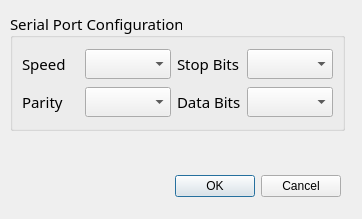
This is serialconfig.ui in rcetin/pipo as Qt 5 draws it before an edit. The edited form follows.
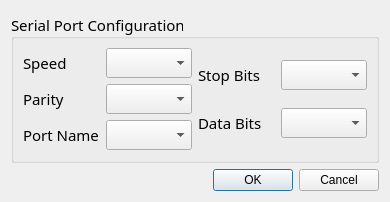
This is the edited form.

Commit message: serial port info is get before opening config window

```diff
--- a/serialconfig.ui
+++ b/serialconfig.ui
@@ -6,22 +6,16 @@
    <rect>
     <x>0</x>
     <y>0</y>
-    <width>362</width>
-    <height>219</height>
+    <width>390</width>
+    <height>202</height>
    </rect>
   </property>
   <property name="windowTitle">
    <string>Configuration</string>
   </property>
+  <layout class="QGridLayout" name="gridLayout">
+   <item row="1" column="0">
   <widget class="QDialogButtonBox" name="buttonBox">
-   <property name="geometry">
-    <rect>
-     <x>10</x>
-     <y>170</y>
-     <width>331</width>
-     <height>32</height>
-    </rect>
-   </property>
    <property name="orientation">
     <enum>Qt::Horizontal</enum>
    </property>
@@ -29,15 +23,9 @@
     <set>QDialogButtonBox::Cancel|QDialogButtonBox::Ok</set>
    </property>
   </widget>
+   </item>
+   <item row="0" column="0">
   <widget class="QGroupBox" name="groupBox">
-   <property name="geometry">
-    <rect>
-     <x>10</x>
-     <y>10</y>
-     <width>335</width>
-     <height>121</height>
-    </rect>
-   </property>
    <property name="font">
     <font>
      <family>Ubuntu Mono</family>
@@ -50,9 +38,9 @@
    <property name="alignment">
     <set>Qt::AlignBottom|Qt::AlignLeading|Qt::AlignLeft</set>
    </property>
-   <layout class="QHBoxLayout" name="horizontalLayout_5">
-    <item>
-     <layout class="QVBoxLayout" name="verticalLayout_2">
+     <layout class="QGridLayout" name="gridLayout_2">
+      <item row="0" column="0">
+       <layout class="QVBoxLayout" name="verticalLayout">
       <item>
        <layout class="QHBoxLayout" name="horizontalLayout">
         <item>
@@ -88,10 +76,31 @@
         </item>
        </layout>
       </item>
-     </layout>
+        <item>
+         <layout class="QHBoxLayout" name="horizontalLayout_6">
+          <item>
+           <widget class="QLabel" name="label_5">
+            <property name="text">
+             <string>Port Name</string>
+            </property>
+           </widget>
     </item>
     <item>
-     <layout class="QVBoxLayout" name="verticalLayout">
+           <widget class="QComboBox" name="port_name">
+            <property name="sizePolicy">
+             <sizepolicy hsizetype="Fixed" vsizetype="Fixed">
+              <horstretch>0</horstretch>
+              <verstretch>0</verstretch>
+             </sizepolicy>
+            </property>
+           </widget>
+          </item>
+         </layout>
+        </item>
+       </layout>
+      </item>
+      <item row="0" column="1">
+       <layout class="QVBoxLayout" name="verticalLayout_2">
       <item>
        <layout class="QHBoxLayout" name="horizontalLayout_4">
         <item>
@@ -124,6 +133,8 @@
     </item>
    </layout>
   </widget>
+   </item>
+  </layout>
  </widget>
  <resources/>
  <connections>
```
Lines whose indentation alone changed are shown as unchanged. The commit also changes 9 other files.
